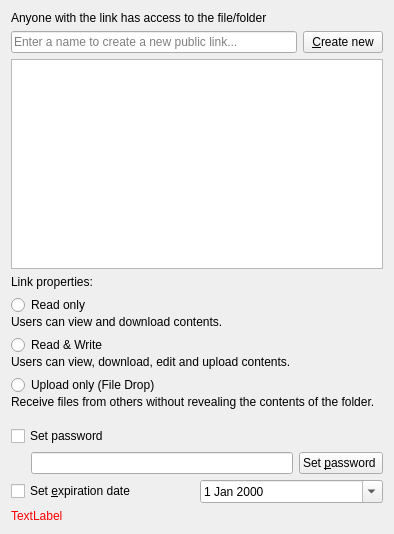
Old version of the form src/gui/sharelinkwidget.ui in the repository nextcloud/desktop.
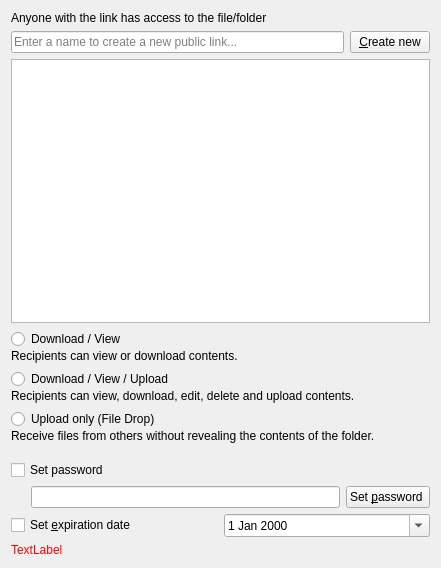
New version of the form.

Commit message: Share link: Update permission wording #6192

```diff
--- a/src/gui/sharelinkwidget.ui
+++ b/src/gui/sharelinkwidget.ui
@@ -6,8 +6,8 @@
    <rect>
     <x>0</x>
     <y>0</y>
-    <width>394</width>
-    <height>534</height>
+    <width>441</width>
+    <height>568</height>
    </rect>
   </property>
   <property name="windowTitle">
@@ -94,7 +94,7 @@
       <property name="bottomMargin">
        <number>0</number>
       </property>
-      <item row="7" column="0">
+      <item row="6" column="0">
        <layout class="QHBoxLayout" name="horizontalLayout_expire">
         <property name="leftMargin">
          <number>0</number>
@@ -115,7 +115,7 @@
         </item>
        </layout>
       </item>
-      <item row="5" column="0">
+      <item row="4" column="0">
        <layout class="QHBoxLayout" name="horizontalLayout">
         <property name="leftMargin">
          <number>20</number>
@@ -142,7 +142,7 @@
         </item>
        </layout>
       </item>
-      <item row="4" column="0">
+      <item row="3" column="0">
        <layout class="QHBoxLayout" name="horizontalLayout_password">
         <item>
          <widget class="QCheckBox" name="checkBox_password">
@@ -173,13 +173,6 @@
        </layout>
       </item>
       <item row="2" column="0">
-       <widget class="QLabel" name="label">
-        <property name="text">
-         <string>Link properties:</string>
-        </property>
-       </widget>
-      </item>
-      <item row="3" column="0">
        <widget class="QWidget" name="widget_editing" native="true">
         <layout class="QGridLayout" name="layout_editing">
          <property name="leftMargin">
@@ -203,7 +196,7 @@
             </sizepolicy>
            </property>
            <property name="text">
-            <string>Users can view and download contents.</string>
+            <string>Recipients can view or download contents.</string>
            </property>
            <property name="wordWrap">
             <bool>true</bool>
@@ -252,14 +245,14 @@
          <item row="0" column="0">
           <widget class="QRadioButton" name="radio_readOnly">
            <property name="text">
-            <string>Read only</string>
+            <string>Download / View</string>
            </property>
           </widget>
          </item>
          <item row="3" column="0">
           <widget class="QRadioButton" name="radio_readWrite">
            <property name="text">
-            <string>Read &amp;&amp; Write</string>
+            <string>Download / View / Upload</string>
            </property>
           </widget>
          </item>
@@ -272,7 +265,7 @@
             </sizepolicy>
            </property>
            <property name="text">
-            <string>Users can view, download, edit and upload contents.</string>
+            <string>Recipients can view, download, edit, delete and upload contents.</string>
            </property>
            <property name="wordWrap">
             <bool>true</bool>
```
